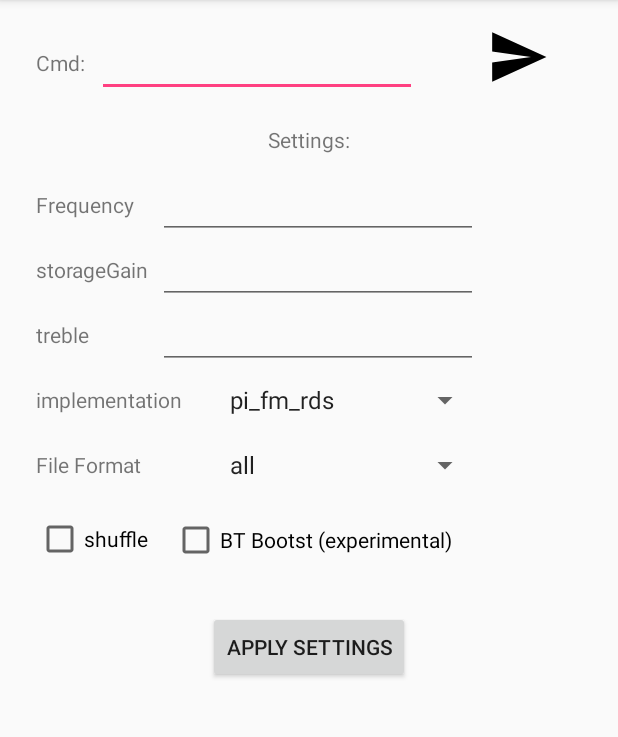
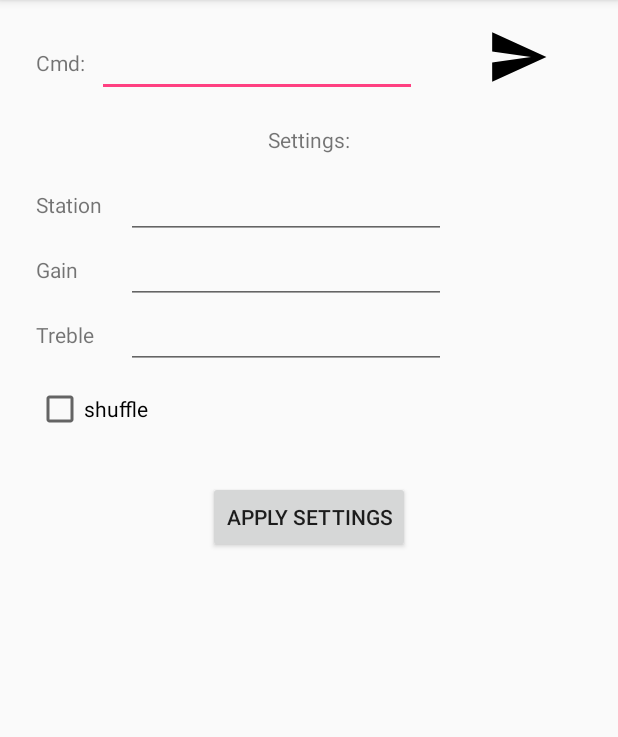
Before and after one commit to morrolinux/mpradio-remote, an Android app: the screen it shows after launch (Main4Activity), in the side drawer, after a tap on "Settings", on a phone screen of 412 x 824 dp, the part 84-821 px from its top. Run offline under Robolectric (Android 15) with nearby library versions, the phone set to English and light mode, and no system bars; libraries missing offline, so code that uses them is left out: org.ini4j; 22 statements that could not run were skipped.

Commit message:
code and UI cleanup - removed unused settings

```diff
--- a/app/src/main/java/com/example/morro/telecomando/UI/ActionsFragment.java
+++ b/app/src/main/java/com/example/morro/telecomando/UI/ActionsFragment.java
@@ -5,6 +5,7 @@ import android.content.Context;
 import android.os.AsyncTask;
 import android.os.Bundle;
 import android.support.v4.app.Fragment;
+import android.support.v7.widget.DividerItemDecoration;
 import android.support.v7.widget.LinearLayoutManager;
 import android.support.v7.widget.RecyclerView;
 import android.support.v7.widget.SearchView;
@@ -166,6 +167,8 @@ public class ActionsFragment extends Fragment implements ItemAdapter.ItemAdapter
         rvLibrary.setAdapter(itemAdapter);
         // Set layout manager to position the items
         rvLibrary.setLayoutManager(new LinearLayoutManager(this.getContext()));
+        // add line separator between recycler view items
+        rvLibrary.addItemDecoration(new DividerItemDecoration(rvLibrary.getContext(), 1));
         // add swype and drag gestures
         SwipeAndDragHelper swipeAndDragHelper = new SwipeAndDragHelper(itemAdapter);
         ItemTouchHelper touchHelper = new ItemTouchHelper(swipeAndDragHelper);
--- a/app/src/main/java/com/example/morro/telecomando/UI/ItemAdapter.java
+++ b/app/src/main/java/com/example/morro/telecomando/UI/ItemAdapter.java
@@ -55,7 +55,6 @@ public class ItemAdapter extends RecyclerView.Adapter<ItemAdapter.ViewHolder>
         private TextView titleTextView;
         private TextView artistTextView;
         private TextView albumTextView;
-        private TextView yearTextView;
 
         // constructor that accepts an entire item row
         public ViewHolder(View itemView) {
@@ -64,7 +63,6 @@ public class ItemAdapter extends RecyclerView.Adapter<ItemAdapter.ViewHolder>
             titleTextView = (TextView) itemView.findViewById(R.id.title);
             artistTextView = (TextView) itemView.findViewById(R.id.artist);
             albumTextView = (TextView) itemView.findViewById(R.id.album);
-            yearTextView = (TextView) itemView.findViewById(R.id.year);
 
             itemView.setOnClickListener(new View.OnClickListener() {
                 @Override
@@ -126,7 +124,6 @@ public class ItemAdapter extends RecyclerView.Adapter<ItemAdapter.ViewHolder>
         viewHolder.titleTextView.setText(item.getTitle());
         viewHolder.artistTextView.setText(item.getArtist());
         viewHolder.albumTextView.setText(item.getAlbum());
-        viewHolder.yearTextView.setText(item.getYear());
     }
 
     // Returns the total count of items in the list
--- a/app/src/main/java/com/example/morro/telecomando/UI/SettingsFragment.java
+++ b/app/src/main/java/com/example/morro/telecomando/UI/SettingsFragment.java
@@ -29,10 +29,7 @@ public class SettingsFragment extends Fragment {
     private View view = null;
     private MpradioBTHelper mpradioBTHelper;
 
-    private Spinner spImplementation;
     private CheckBox chkShuffle;
-    private CheckBox chkBTBoost;
-    private Spinner spFileFormat;
     private EditText inputFreq;
     private EditText inputStorageGain;
     private EditText inputTreble;
@@ -134,20 +131,13 @@ public class SettingsFragment extends Fragment {
 
         /* Set default values for all input fields */
         // TODO: do this in after-settings fetch
-        spImplementation = (Spinner) view.findViewById(R.id.spImplementation);
-        ArrayAdapter<CharSequence> implementationsAdapter = ArrayAdapter.createFromResource(this.getContext(),
-        R.array.implementations, android.R.layout.simple_spinner_item);
-        implementationsAdapter.setDropDownViewResource(android.R.layout.simple_spinner_dropdown_item);
-        spImplementation.setAdapter(implementationsAdapter);
+        chkShuffle = view.findViewById(R.id.shuffleCheck);
 
-        chkShuffle = view.findViewById(R.id.shuffleCheck);
-        chkBTBoost = view.findViewById(R.id.btBoostCheck);
-
-        spFileFormat = (Spinner) view.findViewById(R.id.spFileFormat);
+        /* Not a setting anymore - keeping for reference
         ArrayAdapter<CharSequence> fileFormatAdapter = ArrayAdapter.createFromResource(this.getContext(),
                 R.array.file_formats, android.R.layout.simple_spinner_item);
         fileFormatAdapter.setDropDownViewResource(android.R.layout.simple_spinner_dropdown_item);
-        spFileFormat.setAdapter(fileFormatAdapter);
+        spFileFormat.setAdapter(fileFormatAdapter); */
 
         inputFreq = (EditText) view.findViewById(R.id.inputFreq);
         inputFreq.setText("88.8");
--- a/app/src/main/res/layout/item_row.xml
+++ b/app/src/main/res/layout/item_row.xml
@@ -22,30 +22,18 @@
         android:id="@+id/artist"
         android:layout_width="wrap_content"
         android:layout_height="wrap_content"
-        android:layout_marginStart="8dp"
+        android:layout_marginTop="8dp"
         android:text="Artist"
-        app:layout_constraintBottom_toBottomOf="@+id/title"
-        app:layout_constraintStart_toEndOf="@+id/title"
-        app:layout_constraintTop_toTopOf="@+id/title" />
+        app:layout_constraintStart_toStartOf="@+id/title"
+        app:layout_constraintTop_toBottomOf="@+id/title" />
 
     <TextView
         android:id="@+id/album"
         android:layout_width="wrap_content"
         android:layout_height="wrap_content"
-        android:layout_marginStart="8dp"
+        android:layout_marginTop="8dp"
         android:text="Album"
-        app:layout_constraintBottom_toBottomOf="@+id/artist"
-        app:layout_constraintStart_toEndOf="@+id/artist"
-        app:layout_constraintTop_toTopOf="@+id/artist" />
-
-    <TextView
-        android:id="@+id/year"
-        android:layout_width="wrap_content"
-        android:layout_height="wrap_content"
-        android:layout_marginStart="8dp"
-        android:text="Year"
-        app:layout_constraintBottom_toBottomOf="@+id/album"
-        app:layout_constraintStart_toEndOf="@+id/album"
-        app:layout_constraintTop_toTopOf="@+id/album" />
+        app:layout_constraintStart_toStartOf="@+id/artist"
+        app:layout_constraintTop_toBottomOf="@+id/artist" />
 
 </android.support.constraint.ConstraintLayout>
--- a/app/src/main/res/layout/settings_fragment.xml
+++ b/app/src/main/res/layout/settings_fragment.xml
@@ -90,64 +90,28 @@
         android:layout_height="wrap_content"
         android:layout_marginStart="24dp"
         android:layout_marginTop="24dp"
-        android:text="Frequency"
+        android:text="Station"
         app:layout_constraintStart_toStartOf="parent"
         app:layout_constraintTop_toBottomOf="@+id/lblSettings" />
-
-    <TextView
-        android:id="@+id/textView5"
-        android:layout_width="wrap_content"
-        android:layout_height="wrap_content"
-        android:layout_marginTop="24dp"
-        android:text="implementation"
-        app:layout_constraintStart_toStartOf="@+id/textView"
-        app:layout_constraintTop_toBottomOf="@+id/textView2" />
-
-    <TextView
-        android:id="@+id/textView6"
-        android:layout_width="wrap_content"
-        android:layout_height="wrap_content"
-        android:layout_marginTop="24dp"
-        android:text="File Format"
-        app:layout_constraintStart_toStartOf="@+id/textView5"
-        app:layout_constraintTop_toBottomOf="@+id/textView5" />
 
     <Button
         android:id="@+id/btnApplySettings"
         android:layout_width="wrap_content"
         android:layout_height="wrap_content"
-        android:layout_marginEnd="8dp"
         android:layout_marginStart="8dp"
         android:layout_marginTop="32dp"
-        android:onClick="applySettings"
+        android:layout_marginEnd="8dp"
         android:text="Apply Settings"
         app:layout_constraintEnd_toEndOf="parent"
         app:layout_constraintStart_toStartOf="parent"
         app:layout_constraintTop_toBottomOf="@+id/shuffleCheck" />
-
-    <Spinner
-        android:id="@+id/spImplementation"
-        android:layout_width="175dp"
-        android:layout_height="25dp"
-        android:layout_marginStart="24dp"
-        app:layout_constraintBottom_toBottomOf="@+id/textView5"
-        app:layout_constraintStart_toEndOf="@+id/textView5"
-        app:layout_constraintTop_toTopOf="@+id/textView5" />
-
-    <Spinner
-        android:id="@+id/spFileFormat"
-        android:layout_width="175dp"
-        android:layout_height="25dp"
-        app:layout_constraintBottom_toBottomOf="@+id/textView6"
-        app:layout_constraintStart_toStartOf="@+id/spImplementation"
-        app:layout_constraintTop_toTopOf="@+id/textView6" />
 
     <TextView
         android:id="@+id/textView"
         android:layout_width="wrap_content"
         android:layout_height="wrap_content"
         android:layout_marginTop="24dp"
-        android:text="storageGain"
+        android:text="Gain"
         app:layout_constraintStart_toStartOf="@+id/lblFreq"
         app:layout_constraintTop_toBottomOf="@+id/lblFreq" />
 
@@ -156,7 +120,7 @@
         android:layout_width="wrap_content"
         android:layout_height="wrap_content"
         android:layout_marginTop="24dp"
-        android:text="treble"
+        android:text="Treble"
         app:layout_constraintStart_toStartOf="@+id/textView"
         app:layout_constraintTop_toBottomOf="@+id/textView" />
 
@@ -166,17 +130,7 @@
         android:layout_height="wrap_content"
         android:layout_marginTop="24dp"
         android:text="shuffle"
-        app:layout_constraintStart_toStartOf="@+id/textView6"
-        app:layout_constraintTop_toBottomOf="@+id/textView6" />
-
-    <CheckBox
-        android:id="@+id/btBoostCheck"
-        android:layout_width="wrap_content"
-        android:layout_height="30dp"
-        android:layout_marginStart="16dp"
-        android:text="BT Bootst (experimental)"
-        app:layout_constraintBottom_toBottomOf="@+id/shuffleCheck"
-        app:layout_constraintStart_toEndOf="@+id/shuffleCheck"
-        app:layout_constraintTop_toTopOf="@+id/shuffleCheck" />
+        app:layout_constraintStart_toStartOf="@+id/textView2"
+        app:layout_constraintTop_toBottomOf="@+id/textView2" />
 
 </android.support.constraint.ConstraintLayout>
```
